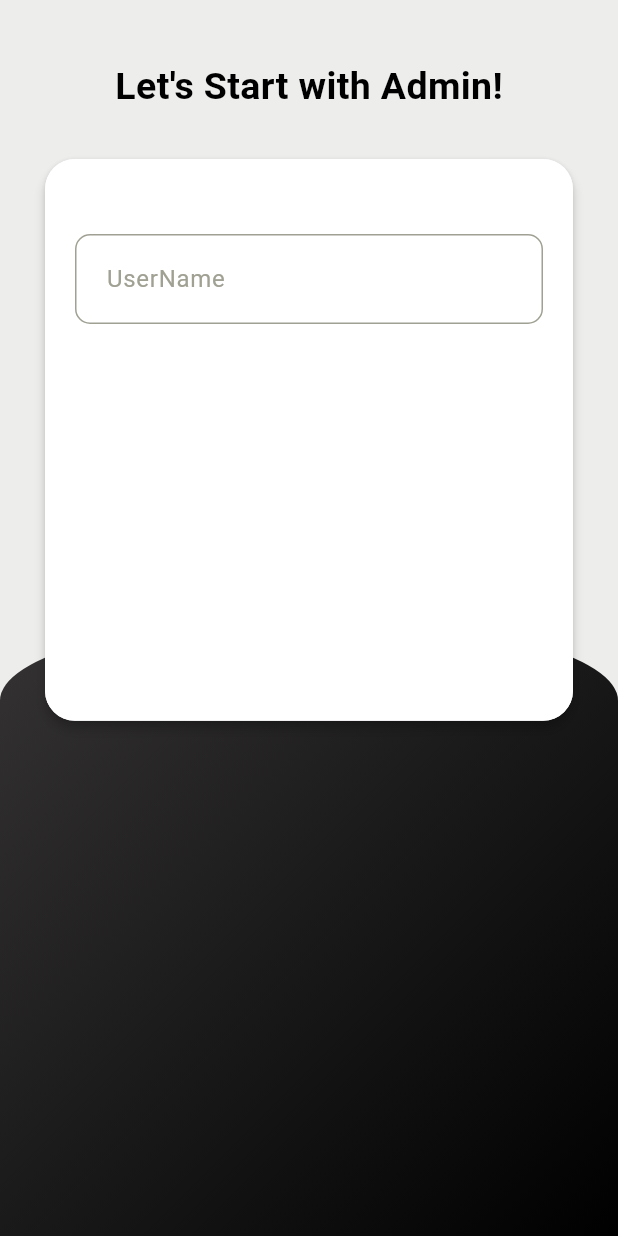
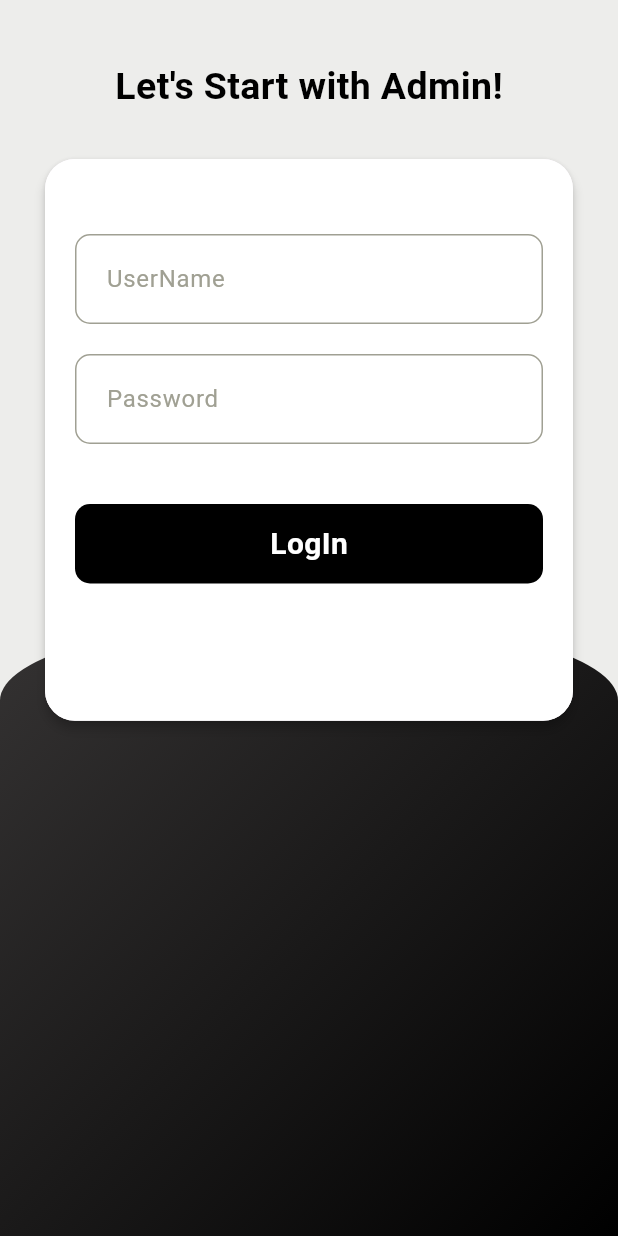
Before and after one commit to Elkelany84/QuizInfo, a Flutter app: the screen it shows after launch, on a phone screen of 412 x 824 dp. Run offline on Flutter 3.47's test engine with Material 3 defaults, Android fonts, the phone set to English and light mode, and no system bars; our stand-ins replace cloud_firestore, firebase_core; accounts and stored records are empty.

Commit message:
EndPart2M30

```diff
--- a/lib/Admin/admin_login.dart
+++ b/lib/Admin/admin_login.dart
@@ -1,4 +1,6 @@
+import 'package:cloud_firestore/cloud_firestore.dart';
 import 'package:flutter/material.dart';
+import 'package:quiz_info/pages/add_quiz.dart';
 
 class AdminLogin extends StatefulWidget {
   const AdminLogin({super.key});
@@ -83,11 +85,68 @@ class _AdminLoginState extends State<AdminLogin> {
                                   return null;
                                 },
                                 decoration: InputDecoration(
-                                    border: InputBorder.none,
-                                    hintText: "UserName",
-                                    hintStyle: TextStyle(
-                                        color: Color.fromARGB(
-                                            255, 160, 160, 147))),
+                                  border: InputBorder.none,
+                                  hintText: "UserName",
+                                  hintStyle: TextStyle(
+                                    color: Color.fromARGB(255, 160, 160, 147),
+                                  ),
+                                ),
+                              ),
+                            ),
+                            SizedBox(
+                              height: 20,
+                            ),
+                            Container(
+                              padding:
+                                  EdgeInsets.only(left: 20, bottom: 5, top: 5),
+                              margin: EdgeInsets.symmetric(horizontal: 20),
+                              // height: MediaQuery.of(context).size.height,
+                              // width: MediaQuery.of(context).size.width,
+                              decoration: BoxDecoration(
+                                border: Border.all(
+                                    color: Color.fromARGB(255, 160, 160, 147)),
+                                borderRadius: BorderRadius.circular(10),
+                              ),
+                              child: TextFormField(
+                                controller: passwordController,
+                                validator: (value) {
+                                  if (value == null || value.isEmpty) {
+                                    return "Please Your Password";
+                                  }
+                                  return null;
+                                },
+                                decoration: InputDecoration(
+                                  border: InputBorder.none,
+                                  hintText: "Password",
+                                  hintStyle: TextStyle(
+                                    color: Color.fromARGB(255, 160, 160, 147),
+                                  ),
+                                ),
+                              ),
+                            ),
+                            SizedBox(
+                              height: 40,
+                            ),
+                            GestureDetector(
+                              onTap: () {
+                                loginAdmin();
+                              },
+                              child: Container(
+                                padding: EdgeInsets.symmetric(vertical: 12),
+                                margin: EdgeInsets.symmetric(horizontal: 20),
+                                width: MediaQuery.of(context).size.width,
+                                decoration: BoxDecoration(
+                                    color: Colors.black,
+                                    borderRadius: BorderRadius.circular(10)),
+                                child: Center(
+                                  child: Text(
+                                    "LogIn",
+                                    style: TextStyle(
+                                        color: Colors.white,
+                                        fontWeight: FontWeight.bold,
+                                        fontSize: 20),
+                                  ),
+                                ),
                               ),
                             ),
                           ],
@@ -103,4 +162,38 @@ class _AdminLoginState extends State<AdminLogin> {
       ),
     );
   }
+
+  loginAdmin() {
+    FirebaseFirestore.instance.collection("Admin").get().then((snapshot) {
+      snapshot.docs.forEach((result) {
+        if (result.data()["id"] !=
+            userNameController.text.trim().toLowerCase()) {
+          ScaffoldMessenger.of(context).showSnackBar(
+            SnackBar(
+              content: Text(
+                "Your id is Not Correct",
+                style: TextStyle(fontSize: 18),
+              ),
+            ),
+          );
+        } else if (result.data()["password"] !=
+            passwordController.text.trim()) {
+          ScaffoldMessenger.of(context).showSnackBar(
+            SnackBar(
+              content: Text(
+                "Your password is Not Correct",
+                style: TextStyle(fontSize: 18),
+              ),
+            ),
+          );
+        } else {
+          Route route = MaterialPageRoute(builder: (context) => AddQuiz());
+          Navigator.pushReplacement(
+            context,
+            route,
+          );
+        }
+      });
+    });
+  }
 }
--- a/lib/main.dart
+++ b/lib/main.dart
@@ -1,9 +1,6 @@
 import 'package:flutter/material.dart';
 import 'package:quiz_info/Admin/admin_login.dart';
-import 'package:quiz_info/pages/home.dart';
-import 'package:quiz_info/pages/question.dart';
 import 'package:firebase_core/firebase_core.dart';
-import 'package:cloud_firestore/cloud_firestore.dart';
 
 Future<void> main() async {
   WidgetsFlutterBinding.ensureInitialized();
--- a/lib/pages/question.dart
+++ b/lib/pages/question.dart
@@ -1,6 +1,4 @@
 import 'package:flutter/material.dart';
-import 'package:firebase_core/firebase_core.dart';
-import 'package:cloud_firestore/cloud_firestore.dart';
 
 class Question extends StatefulWidget {
   const Question({super.key});
```
Also changed, not shown: lib/pages/add_quiz.dart (added, +19 -0 lines).
